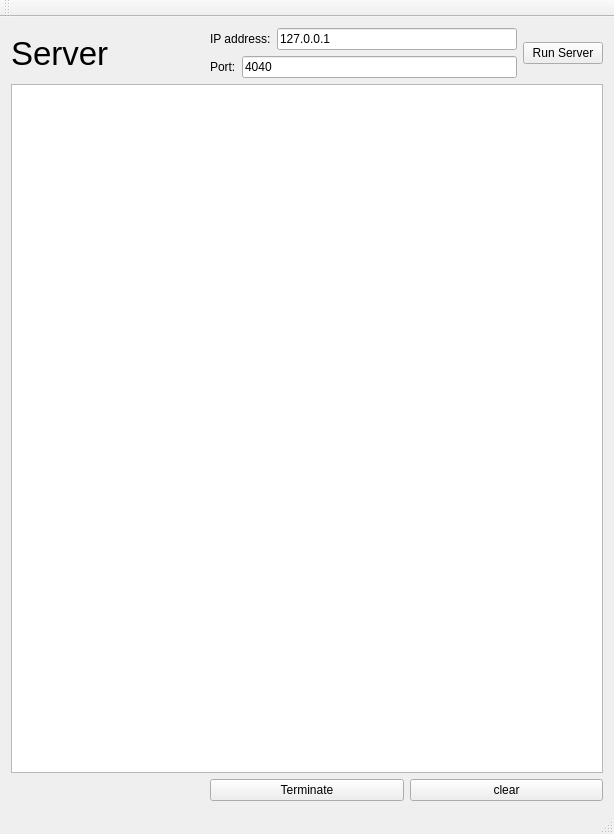
Old version of the form server/sslserver.ui in the repository pvavercak/flat_repo.
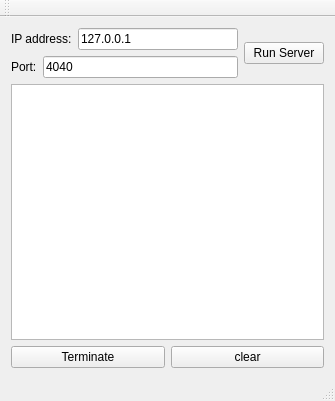
New version of the form.

Commit message: Client, Server: Rename: renamed project names

```diff
--- a/server/sslserver.ui
+++ b/server/sslserver.ui
@@ -6,38 +6,18 @@
    <rect>
     <x>0</x>
     <y>0</y>
-    <width>614</width>
-    <height>834</height>
+    <width>335</width>
+    <height>401</height>
    </rect>
   </property>
   <property name="windowTitle">
    <string>SSLServer</string>
   </property>
   <widget class="QWidget" name="centralWidget">
-   <layout class="QGridLayout" name="gridLayout">
-    <item row="0" column="0">
-     <widget class="QLabel" name="label_main">
-      <property name="font">
-       <font>
-        <pointsize>25</pointsize>
-       </font>
-      </property>
-      <property name="text">
-       <string>Server</string>
-      </property>
-     </widget>
-    </item>
-    <item row="2" column="2">
-     <widget class="QPushButton" name="clear">
-      <property name="text">
-       <string>clear</string>
-      </property>
-     </widget>
-    </item>
-    <item row="1" column="0" colspan="3">
-     <widget class="QTextEdit" name="output"/>
-    </item>
-    <item row="0" column="1" colspan="2">
+   <layout class="QVBoxLayout" name="verticalLayout_3">
+    <item>
+     <layout class="QVBoxLayout" name="verticalLayout_2">
+      <item>
      <layout class="QHBoxLayout" name="horizontalLayout_3">
       <item>
        <layout class="QVBoxLayout" name="verticalLayout">
@@ -88,13 +68,29 @@
       </item>
      </layout>
     </item>
-    <item row="2" column="1">
+      <item>
+       <widget class="QTextEdit" name="output"/>
+      </item>
+      <item>
+       <layout class="QHBoxLayout" name="horizontalLayout_4">
+        <item>
      <widget class="QPushButton" name="terminate">
       <property name="text">
        <string>Terminate</string>
       </property>
      </widget>
     </item>
+        <item>
+         <widget class="QPushButton" name="clear">
+          <property name="text">
+           <string>clear</string>
+          </property>
+         </widget>
+        </item>
+       </layout>
+      </item>
+     </layout>
+    </item>
    </layout>
   </widget>
   <widget class="QMenuBar" name="menuBar">
```
Left out of the diff: 4 changed lines with no effect on the pictures. Lines whose indentation alone changed are shown as unchanged. The commit also changes 8 other files.
